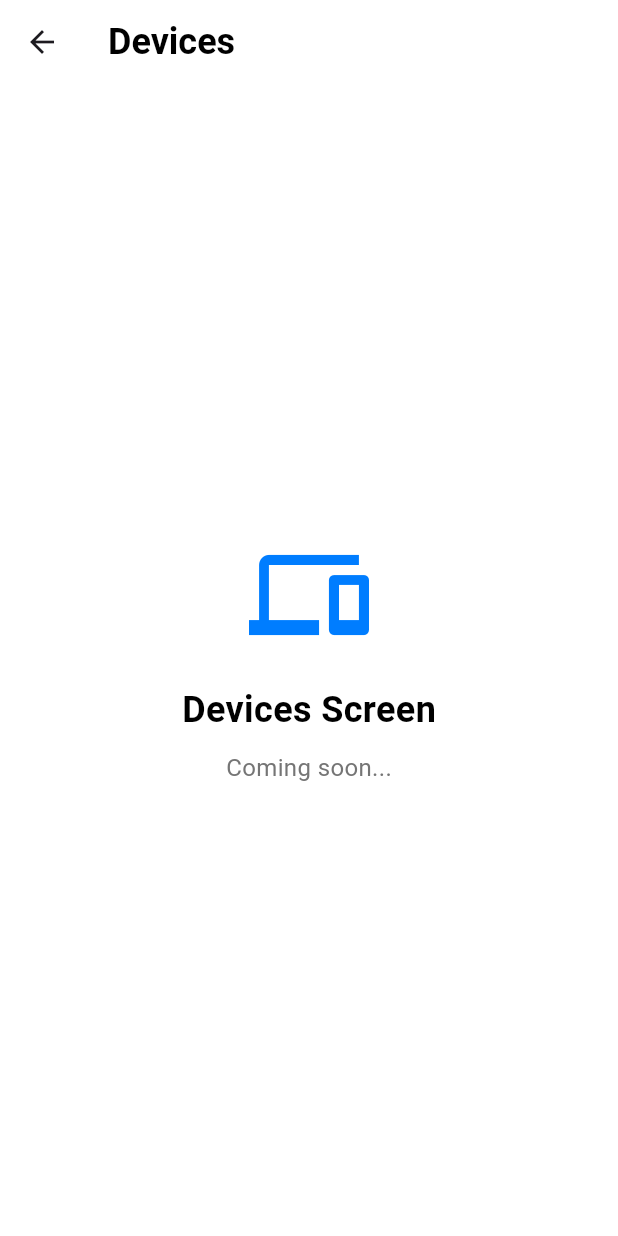
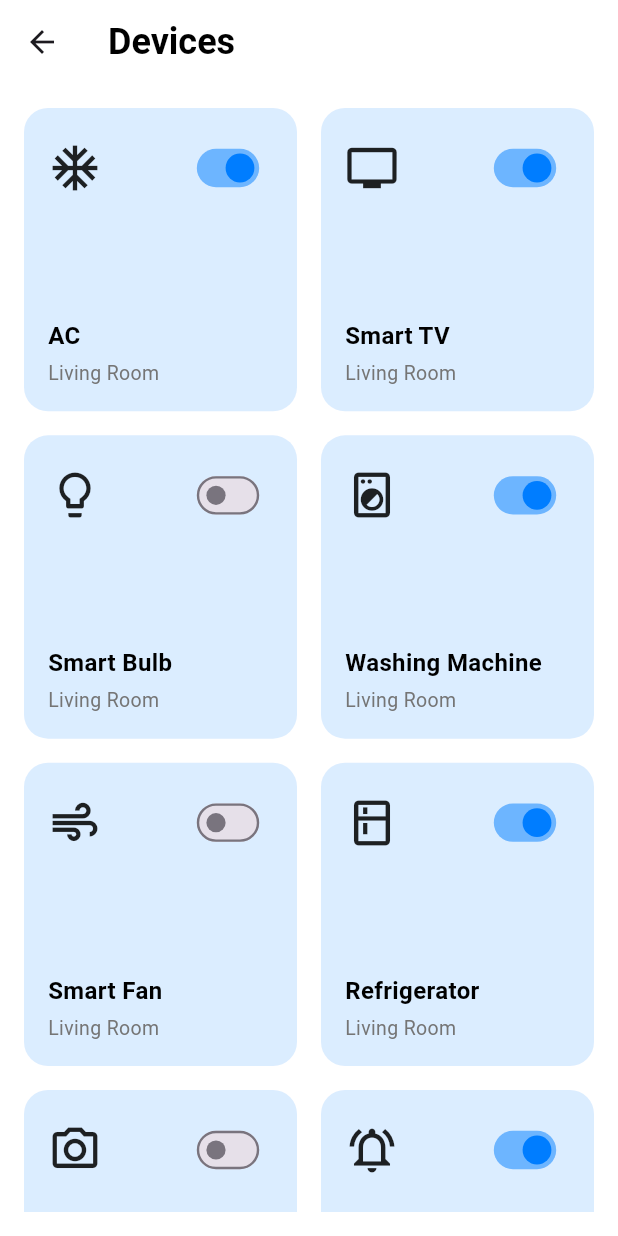
Before and after one commit to shubha113/cofe_flutter, a Flutter app: the DevicesScreen screen opened directly, on a phone screen of 412 x 824 dp. Run offline on Flutter 3.47's test engine with Material 3 defaults, Android fonts, the light colour scheme and no system bars; our stand-ins replace shared_preferences; accounts and stored records are empty.

Commit message:
Added Device screen

```diff
--- a/lib/main.dart
+++ b/lib/main.dart
@@ -1,10 +1,10 @@
-import 'package:Cofe_flutter/screens/main_navigation_screen.dart';
 import 'package:flutter/material.dart';
 import 'package:shared_preferences/shared_preferences.dart';
 
 import 'screens/login_screen.dart';
 import 'screens/register_screen.dart';
-import 'screens/dashboard_screen.dart';
+import 'utils/constants.dart';
+import 'screens/main_navigation_screen.dart';
 
 Future<void> main() async {
   WidgetsFlutterBinding.ensureInitialized();
@@ -23,6 +23,13 @@ class MyApp extends StatelessWidget {
   @override
   Widget build(BuildContext context) {
     return MaterialApp(
+      theme: ThemeData(
+        useMaterial3: true,
+        bottomNavigationBarTheme: const BottomNavigationBarThemeData(
+          backgroundColor: Colors.white,
+          elevation: 0,
+        ),
+      ),
       debugShowCheckedModeBanner: false,
       title: 'Cofe IoT',
       initialRoute: isLoggedIn ? '/main' : '/login',
--- a/lib/screens/devices_screen.dart
+++ b/lib/screens/devices_screen.dart
@@ -1,8 +1,25 @@
 import 'package:flutter/material.dart';
 import '../utils/constants.dart';
 
-class DevicesScreen extends StatelessWidget {
+class DevicesScreen extends StatefulWidget {
   const DevicesScreen({super.key});
+
+  @override
+  State<DevicesScreen> createState() => _DevicesScreenState();
+}
+
+class _DevicesScreenState extends State<DevicesScreen> {
+  // Same device states as dashboard
+  final Map<String, bool> deviceStates = {
+    'AC': true,
+    'Smart TV': true,
+    'Smart Bulb': false,
+    'Washing Machine': true,
+    'Smart Fan': false,
+    'Refrigerator': true,
+    'CCTV Camera': false,
+    'Doorbell': true,
+  };
 
   @override
   Widget build(BuildContext context) {
@@ -20,34 +37,125 @@ class DevicesScreen extends StatelessWidget {
           ),
         ),
       ),
-      body: Center(
+      body: Padding(
+        padding: const EdgeInsets.all(16),
+        child: GridView.builder(
+          itemCount: deviceStates.length,
+          physics: const BouncingScrollPhysics(),
+          gridDelegate: const SliverGridDelegateWithFixedCrossAxisCount(
+            crossAxisCount: 2,
+            crossAxisSpacing: 16,
+            mainAxisSpacing: 16,
+            childAspectRatio: 0.9,
+          ),
+          itemBuilder: (context, index) {
+            final deviceName = deviceStates.keys.elementAt(index);
+            final isOn = deviceStates[deviceName]!;
+            return _buildDeviceCard(deviceName, isOn);
+          },
+        ),
+      ),
+    );
+  }
+
+  Widget _buildDeviceCard(String deviceName, bool isOn) {
+    IconData deviceIcon;
+
+    switch (deviceName) {
+      case 'AC':
+        deviceIcon = Icons.ac_unit_outlined;
+        break;
+      case 'Smart TV':
+        deviceIcon = Icons.tv_outlined;
+        break;
+      case 'Smart Bulb':
+        deviceIcon = Icons.lightbulb_outline;
+        break;
+      case 'Washing Machine':
+        deviceIcon = Icons.local_laundry_service_outlined;
+        break;
+      case 'Smart Fan':
+        deviceIcon = Icons.air_outlined;
+        break;
+      case 'Refrigerator':
+        deviceIcon = Icons.kitchen_outlined;
+        break;
+      case 'CCTV Camera':
+        deviceIcon = Icons.camera_alt_outlined;
+        break;
+      case 'Doorbell':
+        deviceIcon = Icons.notifications_on_outlined;
+        break;
+      default:
+        deviceIcon = Icons.devices_outlined;
+    }
+
+    return Container(
+      padding: const EdgeInsets.all(16),
+      decoration: BoxDecoration(
+        color: AppConstants.lightBlue,
+        borderRadius: BorderRadius.circular(16),
+      ),
       child: Column(
-          mainAxisAlignment: MainAxisAlignment.center,
+        mainAxisAlignment: MainAxisAlignment.spaceBetween,
+        crossAxisAlignment: CrossAxisAlignment.start,
+        children: [
+          // Icon + Switch
+          Row(
+            mainAxisAlignment: MainAxisAlignment.spaceBetween,
             children: [
               Icon(
-              Icons.devices_outlined,
-              size: 80,
-              color: AppConstants.primaryBlue,
+                deviceIcon,
+                size: 36,
+                color: Colors.black87,
               ),
-            const SizedBox(height: 20),
-            const Text(
-              'Devices Screen',
-              style: TextStyle(
-                fontSize: 24,
-                fontWeight: FontWeight.bold,
+              Transform.scale(
+                scale: 0.8,
+                child: Switch(
+                  value: isOn,
+                  onChanged: (value) {
+                    setState(() {
+                      deviceStates[deviceName] = value;
+                    });
+
+                    ScaffoldMessenger.of(context).showSnackBar(
+                      SnackBar(
+                        content: Text(
+                          '$deviceName turned ${value ? "ON" : "OFF"}',
+                        ),
+                        duration: const Duration(milliseconds: 800),
+                      ),
+                    );
+                  },
+                  activeThumbColor: AppConstants.primaryBlue,
+                ),
+              ),
+            ],
+          ),
+
+          // Name + Location
+          Column(
+            crossAxisAlignment: CrossAxisAlignment.start,
+            children: [
+              Text(
+                deviceName,
+                style: const TextStyle(
+                  fontSize: 16,
+                  fontWeight: FontWeight.w600,
                   color: Colors.black,
                 ),
               ),
-            const SizedBox(height: 10),
+              const SizedBox(height: 4),
               Text(
-              'Coming soon...',
+                'Living Room',
                 style: TextStyle(
-                fontSize: 16,
+                  fontSize: 13,
                   color: Colors.grey[600],
                 ),
               ),
             ],
           ),
+        ],
       ),
     );
   }
```
Lines whose indentation alone changed are shown as unchanged.
